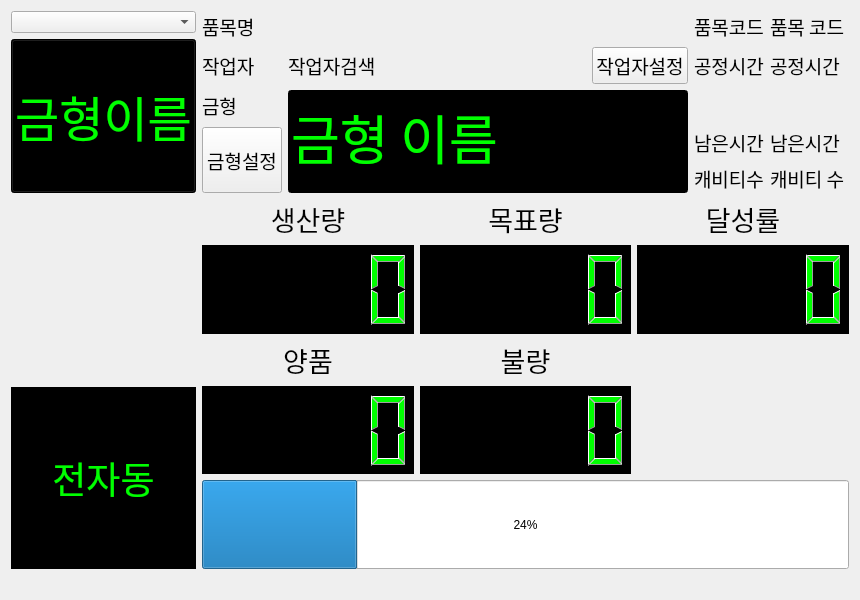
LeeChiWon/QCClient, file workplan_form.ui: the form before one commit.
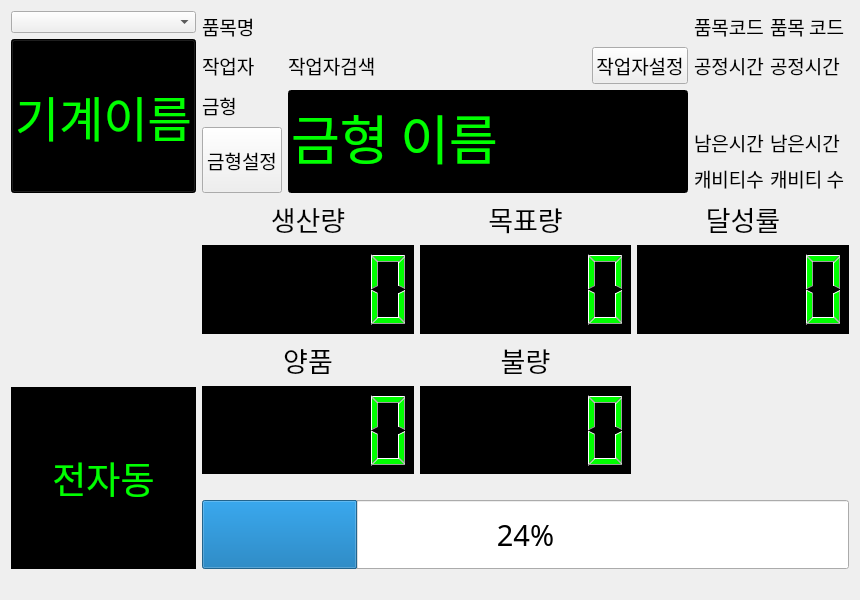
The form after the commit. Icons and pictures are not drawn.

Commit message: 온도값 실시간 , workplan 리사이즈 작업

```diff
--- a/workplan_form.ui
+++ b/workplan_form.ui
@@ -44,7 +44,7 @@
 }</string>
        </property>
        <property name="text">
-        <string>금형이름</string>
+        <string>기계이름</string>
        </property>
       </widget>
      </item>
@@ -1206,13 +1206,37 @@
       </widget>
      </item>
      <item row="4" column="0" colspan="3">
+      <layout class="QVBoxLayout" name="verticalLayout">
+       <item>
+        <spacer name="verticalSpacer">
+         <property name="orientation">
+          <enum>Qt::Vertical</enum>
+         </property>
+         <property name="sizeType">
+          <enum>QSizePolicy::Maximum</enum>
+         </property>
+         <property name="sizeHint" stdset="0">
+          <size>
+           <width>20</width>
+           <height>20</height>
+          </size>
+         </property>
+        </spacer>
+       </item>
+       <item>
       <widget class="QProgressBar" name="progressBar">
        <property name="sizePolicy">
-        <sizepolicy hsizetype="Expanding" vsizetype="Preferred">
+          <sizepolicy hsizetype="Minimum" vsizetype="Minimum">
          <horstretch>0</horstretch>
          <verstretch>0</verstretch>
         </sizepolicy>
        </property>
+         <property name="font">
+          <font>
+           <family>Agency FB</family>
+           <pointsize>22</pointsize>
+          </font>
+         </property>
        <property name="value">
         <number>24</number>
        </property>
@@ -1220,6 +1244,8 @@
         <set>Qt::AlignCenter</set>
        </property>
       </widget>
+       </item>
+      </layout>
      </item>
     </layout>
    </item>
```
Left out of the diff: 46 changed lines with no effect on the pictures. Lines whose indentation alone changed are shown as unchanged. The commit also changes 4 other files.
